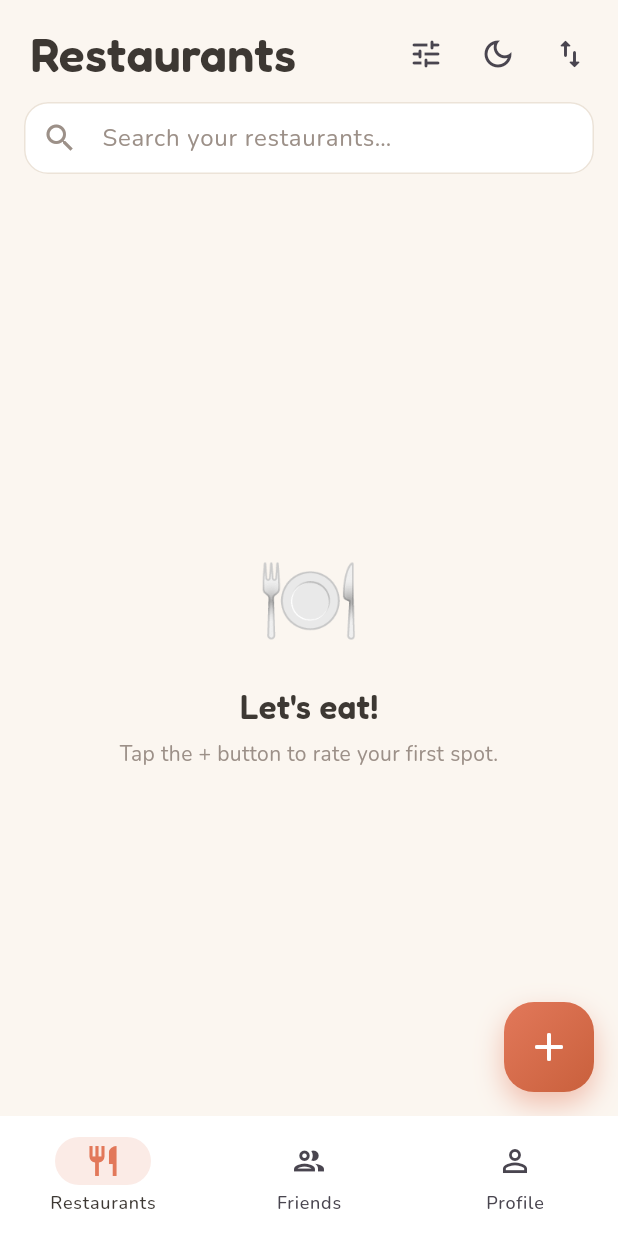
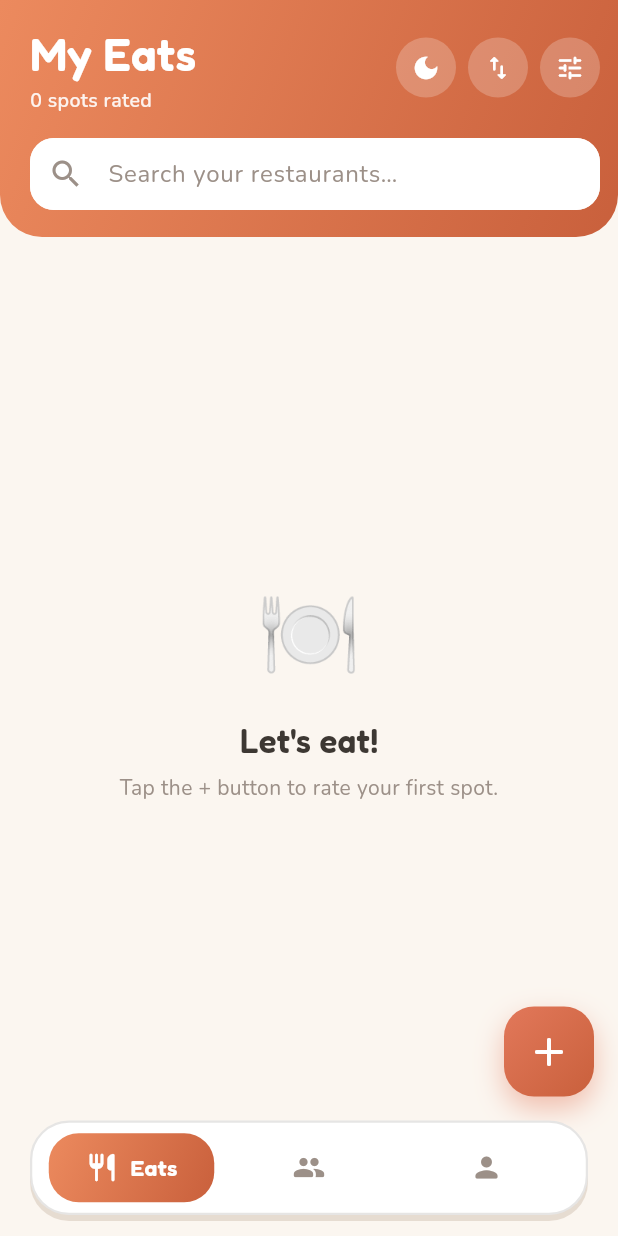
Before and after one commit to AviCagan/Restaurant-tracking, a Flutter app: the screen it shows after launch, on a phone screen of 412 x 824 dp. Run offline on Flutter 3.47's test engine with Material 3 defaults, Android fonts, the phone set to English and light mode, and no system bars; our stand-ins replace cached_network_image, geolocator, google_fonts, image_picker, shared_preferences, sqflite; accounts and stored records are empty.

Commit message:
Structural visual overhaul: gradient hero, photo-forward cards, floating nav
This changes the app's skeleton, not just colors:
- Home: a bold gradient hero header (rounded bottom) with the title, a
  "spots rated" count, round glass action buttons, and the search bar
  embedded in the header.
- Restaurant cards are now photo-forward banners: a large cover image with
  the name overlaid on a scrim, a floating circular score badge, a favorite
  heart, and info tags on a strip below (gradient placeholder + 🍽️ when no
  photo).
- Custom floating pill bottom navigation with a gradient selected pill and
  labels (Eats / Friends / You).
- Gradient app bars across Friends, Profile, Settings, manage-friends and
  friend-profile screens for a cohesive colorful header treatment.

Analyzer clean; 10 tests pass.

Co-Authored-By: Claude Opus 4.8 <noreply@anthropic.com>
Claude-Session: https://claude.ai/code/session_01EyujdCbA9PVdFpE7vHT831

```diff
--- a/lib/screens/friend_profile_screen.dart
+++ b/lib/screens/friend_profile_screen.dart
@@ -3,6 +3,7 @@ import 'package:flutter/material.dart';
 import '../data/social_service.dart';
 import '../theme/app_theme.dart';
 import '../widgets/feed_card.dart';
+import '../widgets/gradient_app_bar.dart';
 
 class FriendProfileScreen extends StatelessWidget {
   const FriendProfileScreen({super.key, required this.friend});
@@ -16,7 +17,7 @@ class FriendProfileScreen extends StatelessWidget {
     final reviews = SocialService.reviewsFor(friend.name);
 
     return Scaffold(
-      appBar: AppBar(title: Text(friend.name)),
+      appBar: GradientAppBar(title: friend.name),
       body: ListView(
         padding: const EdgeInsets.fromLTRB(20, 8, 20, 40),
         children: [
--- a/lib/screens/friends_manage_screen.dart
+++ b/lib/screens/friends_manage_screen.dart
@@ -3,6 +3,7 @@ import 'package:flutter/material.dart';
 import '../data/social_service.dart';
 import '../theme/app_theme.dart';
 import '../widgets/feed_card.dart';
+import '../widgets/gradient_app_bar.dart';
 import 'friend_profile_screen.dart';
 
 class FriendsManageScreen extends StatefulWidget {
@@ -28,7 +29,7 @@ class _FriendsManageScreenState extends State<FriendsManageScreen> {
   Widget build(BuildContext context) {
     final colors = context.colors;
     return Scaffold(
-      appBar: AppBar(title: const Text('Friends')),
+      appBar: const GradientAppBar(title: 'Friends'),
       body: ListView(
         padding: const EdgeInsets.fromLTRB(16, 12, 16, 40),
         children: [
--- a/lib/screens/home_screen.dart
+++ b/lib/screens/home_screen.dart
@@ -222,65 +222,31 @@ class _HomeScreenState extends State<HomeScreen> {
 
   @override
   Widget build(BuildContext context) {
-    final colors = context.colors;
     final visible = _visible;
     final showDistance = _sort.needsLocation;
     final isDark = Theme.of(context).brightness == Brightness.dark;
 
     return Scaffold(
       floatingActionButton: _AddButton(onTap: _openAdd),
-      body: SafeArea(
-        child: Column(
+      body: Column(
           crossAxisAlignment: CrossAxisAlignment.start,
           children: [
-            Padding(
-              padding: const EdgeInsets.fromLTRB(20, 12, 8, 4),
-              child: Row(
-                children: [
-                  Expanded(
-                    child: Text('Restaurants',
-                        style: AppTheme.heading(32, color: colors.ink)),
-                  ),
-                  _FilterButton(
-                    count: _activeFilters.length + _activeChains.length,
-                    onTap: _openFilter,
-                  ),
-                  IconButton(
-                    onPressed: () => ThemeController.toggle(context),
-                    icon: Icon(isDark
-                        ? Icons.light_mode_outlined
-                        : Icons.dark_mode_outlined),
-                    tooltip: 'Toggle theme',
-                  ),
-                  IconButton(
-                    onPressed: _pickSort,
-                    icon: const Icon(Icons.swap_vert_rounded),
-                    tooltip: 'Sort',
-                  ),
-                ],
-              ),
+            _HeroHeader(
+              count: _all.length,
+              isDark: isDark,
+              searchController: _searchCtrl,
+              query: _query,
+              filterCount: _activeFilters.length + _activeChains.length,
+              onSearch: (v) => setState(() => _query = v),
+              onClearSearch: () {
+                _searchCtrl.clear();
+                setState(() => _query = '');
+              },
+              onFilter: _openFilter,
+              onSort: _pickSort,
+              onToggleTheme: () => ThemeController.toggle(context),
             ),
-            Padding(
-              padding: const EdgeInsets.fromLTRB(16, 4, 16, 8),
-              child: TextField(
-                controller: _searchCtrl,
-                onChanged: (v) => setState(() => _query = v),
-                decoration: InputDecoration(
-                  hintText: 'Search your restaurants…',
-                  prefixIcon: Icon(Icons.search, color: colors.subtle),
-                  contentPadding: EdgeInsets.zero,
-                  suffixIcon: _query.isEmpty
-                      ? null
-                      : IconButton(
-                          icon: const Icon(Icons.close, size: 18),
-                          onPressed: () {
-                            _searchCtrl.clear();
-                            setState(() => _query = '');
-                          },
-                        ),
-                ),
-              ),
-            ),
+            const SizedBox(height: 8),
             if (_activeFilters.isNotEmpty || _activeChains.isNotEmpty)
               _ActiveFilters(
                 active: _activeFilters,
@@ -344,7 +310,168 @@ class _HomeScreenState extends State<HomeScreen> {
             ),
           ],
         ),
+    );
+  }
+}
+
+class _HeroHeader extends StatelessWidget {
+  const _HeroHeader({
+    required this.count,
+    required this.isDark,
+    required this.searchController,
+    required this.query,
+    required this.filterCount,
+    required this.onSearch,
+    required this.onClearSearch,
+    required this.onFilter,
+    required this.onSort,
+    required this.onToggleTheme,
+  });
+
+  final int count;
+  final bool isDark;
+  final TextEditingController searchController;
+  final String query;
+  final int filterCount;
+  final ValueChanged<String> onSearch;
+  final VoidCallback onClearSearch;
+  final VoidCallback onFilter;
+  final VoidCallback onSort;
+  final VoidCallback onToggleTheme;
+
+  @override
+  Widget build(BuildContext context) {
+    final topInset = MediaQuery.of(context).padding.top;
+    return Container(
+      padding: EdgeInsets.fromLTRB(20, topInset + 14, 12, 18),
+      decoration: const BoxDecoration(
+        gradient: AppTheme.accentGradient,
+        borderRadius: BorderRadius.vertical(bottom: Radius.circular(28)),
       ),
+      child: Column(
+        crossAxisAlignment: CrossAxisAlignment.start,
+        children: [
+          Row(
+            children: [
+              Expanded(
+                child: Column(
+                  crossAxisAlignment: CrossAxisAlignment.start,
+                  children: [
+                    Text('My Eats',
+                        style: AppTheme.heading(30, color: Colors.white)),
+                    Text(
+                      count == 1 ? '1 spot rated' : '$count spots rated',
+                      style: TextStyle(
+                          color: Colors.white.withValues(alpha: 0.9),
+                          fontSize: 13,
+                          fontWeight: FontWeight.w600),
+                    ),
+                  ],
+                ),
+              ),
+              _RoundButton(
+                  icon: isDark ? Icons.light_mode : Icons.dark_mode,
+                  onTap: onToggleTheme),
+              const SizedBox(width: 8),
+              _RoundButton(icon: Icons.swap_vert_rounded, onTap: onSort),
+              const SizedBox(width: 8),
+              _RoundButton(
+                  icon: Icons.tune_rounded,
+                  onTap: onFilter,
+                  badge: filterCount),
+            ],
+          ),
+          const SizedBox(height: 16),
+          Container(
+            decoration: BoxDecoration(
+              color: Colors.white,
+              borderRadius: BorderRadius.circular(16),
+            ),
+            child: TextField(
+              controller: searchController,
+              onChanged: onSearch,
+              style: const TextStyle(color: Color(0xFF3D3833)),
+              decoration: InputDecoration(
+                hintText: 'Search your restaurants…',
+                hintStyle: const TextStyle(color: Color(0xFF9C9088)),
+                filled: true,
+                fillColor: Colors.white,
+                prefixIcon:
+                    const Icon(Icons.search, color: Color(0xFF9C9088)),
+                contentPadding: EdgeInsets.zero,
+                border: OutlineInputBorder(
+                  borderRadius: BorderRadius.circular(16),
+                  borderSide: BorderSide.none,
+                ),
+                enabledBorder: OutlineInputBorder(
+                  borderRadius: BorderRadius.circular(16),
+                  borderSide: BorderSide.none,
+                ),
+                focusedBorder: OutlineInputBorder(
+                  borderRadius: BorderRadius.circular(16),
+                  borderSide: BorderSide.none,
+                ),
+                suffixIcon: query.isEmpty
+                    ? null
+                    : IconButton(
+                        icon: const Icon(Icons.close,
+                            size: 18, color: Color(0xFF9C9088)),
+                        onPressed: onClearSearch,
+                      ),
+              ),
+            ),
+          ),
+        ],
+      ),
+    );
+  }
+}
+
+class _RoundButton extends StatelessWidget {
+  const _RoundButton(
+      {required this.icon, required this.onTap, this.badge = 0});
+  final IconData icon;
+  final VoidCallback onTap;
+  final int badge;
+
+  @override
+  Widget build(BuildContext context) {
+    return Stack(
+      clipBehavior: Clip.none,
+      children: [
+        GestureDetector(
+          onTap: onTap,
+          child: Container(
+            width: 40,
+            height: 40,
+            decoration: BoxDecoration(
+              color: Colors.white.withValues(alpha: 0.22),
+              shape: BoxShape.circle,
+            ),
+            child: Icon(icon, color: Colors.white, size: 20),
+          ),
+        ),
+        if (badge > 0)
+          Positioned(
+            right: -2,
+            top: -2,
+            child: Container(
+              padding: const EdgeInsets.all(4),
+              constraints: const BoxConstraints(minWidth: 18, minHeight: 18),
+              decoration: BoxDecoration(
+                color: AppTheme.honey,
+                shape: BoxShape.circle,
+                border: Border.all(color: Colors.white, width: 1.5),
+              ),
+              child: Text('$badge',
+                  textAlign: TextAlign.center,
+                  style: const TextStyle(
+                      color: Color(0xFF3D3833),
+                      fontSize: 9,
+                      fontWeight: FontWeight.w900)),
+            ),
+          ),
+      ],
     );
   }
 }
@@ -383,47 +510,6 @@ class _SwipeBackground extends StatelessWidget {
                   fontSize: 15)),
         ],
       ),
-    );
-  }
-}
-
-class _FilterButton extends StatelessWidget {
-  const _FilterButton({required this.count, required this.onTap});
-  final int count;
-  final VoidCallback onTap;
-
-  @override
-  Widget build(BuildContext context) {
-    return Stack(
-      clipBehavior: Clip.none,
-      children: [
-        IconButton(
-          onPressed: onTap,
-          icon: const Icon(Icons.tune_rounded),
-          tooltip: 'Filter',
-        ),
-        if (count > 0)
-          Positioned(
-            right: 4,
-            top: 4,
-            child: Container(
-              padding: const EdgeInsets.all(4),
-              constraints: const BoxConstraints(minWidth: 18, minHeight: 18),
-              decoration: const BoxDecoration(
-                color: AppTheme.accent,
-                shape: BoxShape.circle,
-              ),
-              child: Text(
-                '$count',
-                textAlign: TextAlign.center,
-                style: const TextStyle(
-                    color: Colors.white,
-                    fontSize: 10,
-                    fontWeight: FontWeight.w800),
-              ),
-            ),
-          ),
-      ],
     );
   }
 }
--- a/lib/screens/main_scaffold.dart
+++ b/lib/screens/main_scaffold.dart
@@ -5,7 +5,7 @@ import 'home_screen.dart';
 import 'profile_screen.dart';
 import 'social_screen.dart';
 
-/// Root scaffold with the bottom navigation between the main sections.
+/// Root scaffold with a custom floating pill navigation bar.
 class MainScaffold extends StatefulWidget {
   const MainScaffold({super.key});
 
@@ -22,33 +22,63 @@ class _MainScaffoldState extends State<MainScaffold> {
     ProfileScreen(),
   ];
 
+  static const _items = [
+    (Icons.restaurant_rounded, 'Eats'),
+    (Icons.group_rounded, 'Friends'),
+    (Icons.person_rounded, 'You'),
+  ];
+
   @override
   Widget build(BuildContext context) {
     final colors = context.colors;
     return Scaffold(
       body: IndexedStack(index: _index, children: _screens),
-      bottomNavigationBar: NavigationBar(
-        selectedIndex: _index,
-        onDestinationSelected: (i) => setState(() => _index = i),
-        backgroundColor: colors.surface,
-        indicatorColor: AppTheme.accent.withValues(alpha: 0.15),
-        destinations: const [
-          NavigationDestination(
-            icon: Icon(Icons.restaurant_outlined),
-            selectedIcon: Icon(Icons.restaurant, color: AppTheme.accent),
-            label: 'Restaurants',
+      bottomNavigationBar: SafeArea(
+        child: Container(
+          margin: const EdgeInsets.fromLTRB(20, 0, 20, 14),
+          padding: const EdgeInsets.all(7),
+          decoration: BoxDecoration(
+            color: colors.surface,
+            borderRadius: BorderRadius.circular(26),
+            border: Border.all(color: colors.ink.withValues(alpha: 0.13),
+                width: 1.5),
+            boxShadow: AppTheme.shadow(context),
           ),
-          NavigationDestination(
-            icon: Icon(Icons.group_outlined),
-            selectedIcon: Icon(Icons.group, color: AppTheme.accent),
-            label: 'Friends',
+          child: Row(
+            children: List.generate(_items.length, (i) {
+              final selected = i == _index;
+              return Expanded(
+                child: GestureDetector(
+                  onTap: () => setState(() => _index = i),
+                  behavior: HitTestBehavior.opaque,
+                  child: AnimatedContainer(
+                    duration: const Duration(milliseconds: 180),
+                    curve: Curves.easeOut,
+                    padding: const EdgeInsets.symmetric(vertical: 12),
+                    margin: const EdgeInsets.symmetric(horizontal: 4),
+                    decoration: BoxDecoration(
+                      gradient: selected ? AppTheme.accentGradient : null,
+                      borderRadius: BorderRadius.circular(20),
+                    ),
+                    child: Row(
+                      mainAxisAlignment: MainAxisAlignment.center,
+                      children: [
+                        Icon(_items[i].$1,
+                            size: 22,
+                            color: selected ? Colors.white : colors.subtle),
+                        if (selected) ...[
+                          const SizedBox(width: 8),
+                          Text(_items[i].$2,
+                              style: AppTheme.heading(15, color: Colors.white)),
+                        ],
+                      ],
+                    ),
+                  ),
+                ),
+              );
+            }),
           ),
-          NavigationDestination(
-            icon: Icon(Icons.person_outline),
-            selectedIcon: Icon(Icons.person, color: AppTheme.accent),
-            label: 'Profile',
-          ),
-        ],
+        ),
       ),
     );
   }
--- a/lib/screens/profile_screen.dart
+++ b/lib/screens/profile_screen.dart
@@ -5,6 +5,7 @@ import '../data/restaurant_database.dart';
 import '../models/restaurant.dart';
 import '../models/user_profile.dart';
 import '../theme/app_theme.dart';
+import '../widgets/gradient_app_bar.dart';
 import '../widgets/restaurant_card.dart';
 import '../widgets/sign_in_prompt.dart';
 import 'restaurant_detail_screen.dart';
@@ -99,8 +100,8 @@ class _ProfileScreenState extends State<ProfileScreen> {
   Widget build(BuildContext context) {
     final colors = context.colors;
     return Scaffold(
-      appBar: AppBar(
-        title: const Text('Profile'),
+      appBar: GradientAppBar(
+        title: 'Profile',
         actions: [
           IconButton(
             icon: const Icon(Icons.settings_outlined),
--- a/lib/screens/settings_screen.dart
+++ b/lib/screens/settings_screen.dart
@@ -3,6 +3,7 @@ import 'package:flutter/material.dart';
 import '../data/auth_service.dart';
 import '../theme/app_theme.dart';
 import '../theme/theme_controller.dart';
+import '../widgets/gradient_app_bar.dart';
 
 class SettingsScreen extends StatelessWidget {
   const SettingsScreen({super.key});
@@ -11,7 +12,7 @@ class SettingsScreen extends StatelessWidget {
   Widget build(BuildContext context) {
     final colors = context.colors;
     return Scaffold(
-      appBar: AppBar(title: const Text('Settings')),
+      appBar: const GradientAppBar(title: 'Settings'),
       body: ListView(
         padding: const EdgeInsets.fromLTRB(20, 12, 20, 40),
         children: [
--- a/lib/screens/social_screen.dart
+++ b/lib/screens/social_screen.dart
@@ -5,6 +5,7 @@ import '../data/social_service.dart';
 import '../models/user_profile.dart';
 import '../theme/app_theme.dart';
 import '../widgets/feed_card.dart';
+import '../widgets/gradient_app_bar.dart';
 import '../widgets/sign_in_prompt.dart';
 import 'friend_profile_screen.dart';
 import 'friends_manage_screen.dart';
@@ -22,8 +23,8 @@ class SocialScreen extends StatelessWidget {
   @override
   Widget build(BuildContext context) {
     return Scaffold(
-      appBar: AppBar(
-        title: const Text('Friends'),
+      appBar: GradientAppBar(
+        title: 'Friends',
         actions: [
           ValueListenableBuilder<List<Friend>>(
             valueListenable: SocialService.requests,
```
Also changed, not shown: lib/widgets/gradient_app_bar.dart (added, +31 -0 lines), lib/widgets/restaurant_card.dart (+179 -175 lines).
